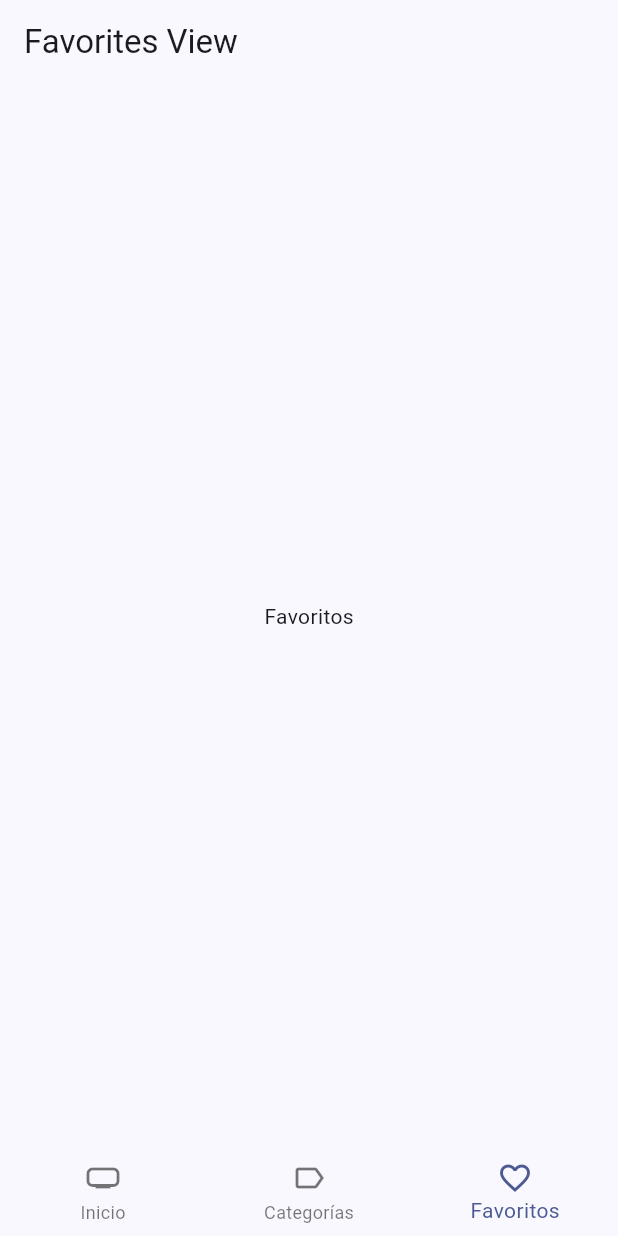
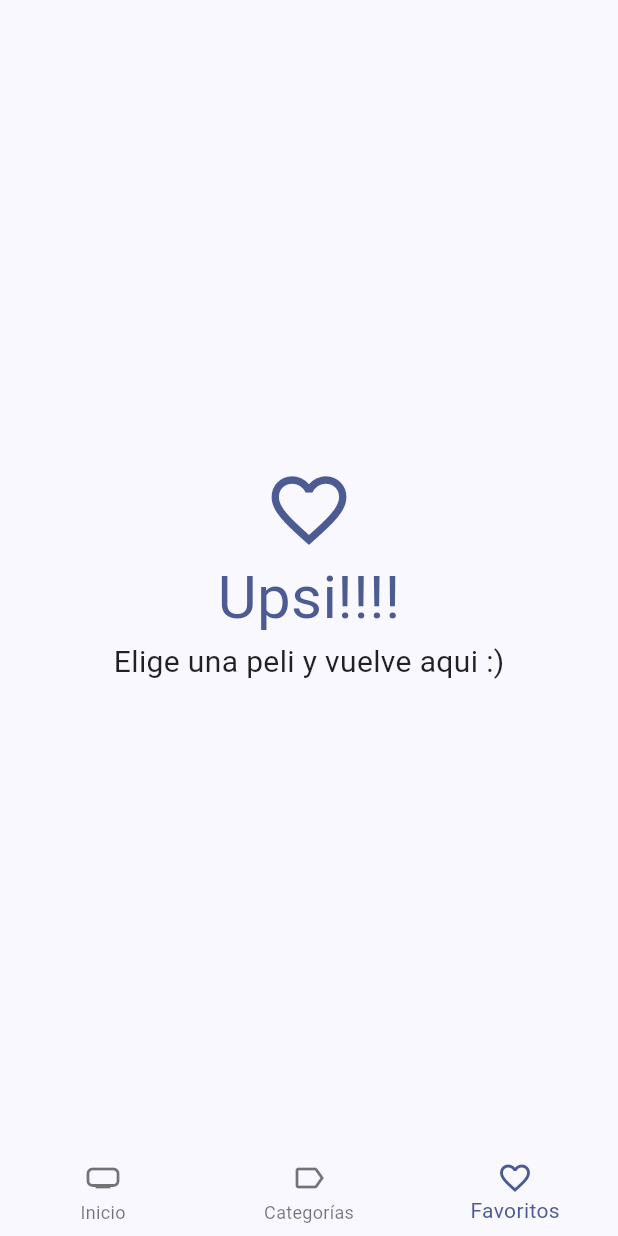
Before and after one commit to TorreFrancisco/Cinemapedia, a Flutter app: the FavoritesView screen opened by its route, on a phone screen of 412 x 824 dp. Run offline on Flutter 3.47's test engine with Material 3 defaults, Android fonts, the phone set to English and light mode, and no system bars; our stand-ins replace animate_do, card_swiper, dio, flutter_dotenv, flutter_riverpod, go_router and 1 more; accounts and stored records are empty; generated files the repository leaves out were written again; network calls fail.

Commit message:
first commit

```diff
--- a/lib/infrastructure/models/moviedb/movie_details.dart
+++ b/lib/infrastructure/models/moviedb/movie_details.dart
@@ -63,7 +63,7 @@ class MovieDetails {
         genres: List<Genre>.from(json["genres"].map((x) => Genre.fromJson(x))),
         homepage: json["homepage"],
         id: json["id"],
-        imdbId: json["imdb_id"],
+        imdbId: json["imdb_id"] ?? '',
         originalLanguage: json["original_language"],
         originalTitle: json["original_title"],
         overview: json["overview"],
--- a/lib/presentation/screens/movies/movie_screen.dart
+++ b/lib/presentation/screens/movies/movie_screen.dart
@@ -207,9 +207,8 @@ class _CustomSliverAppBar extends ConsumerWidget {
         IconButton(
             onPressed: () async {
               await ref
-                  .watch(localStorageRepositoryProvider)
-                  .toggleFavourite(movie); //añadir a favoritos
-
+                  .read(favoriteMoviesProvider.notifier)
+                  .toggleFavorite(movie);
               ref.invalidate(isFavouriteProvider(movie
                   .id)); //<--- se invalida el provider de la linea 209 para que vuelva a validarlo
             },
--- a/lib/presentation/views/home_views/favorites_view.dart
+++ b/lib/presentation/views/home_views/favorites_view.dart
@@ -1,18 +1,70 @@
+import 'package:cinemapedia/presentation/providers/providers.dart';
+import 'package:cinemapedia/presentation/widgets/widgets.dart';
 import 'package:flutter/material.dart';
+import 'package:flutter_riverpod/flutter_riverpod.dart';
 
-
-class FavoritesView extends StatelessWidget {
-
+class FavoritesView extends ConsumerStatefulWidget {
   const FavoritesView({super.key});
 
   @override
+  FavoritesViewState createState() => FavoritesViewState();
+}
+
+//Codigo reutilizable, Lee las peliculas fav provenientes del proveedor,
+//notifica y carga la siguiente lista de peliculas
+class FavoritesViewState extends ConsumerState<FavoritesView> {
+  bool isLastPage = false;
+  bool isLoading = false;
+  @override
+  void initState() {
+    super.initState();
+    ref.read(favoriteMoviesProvider.notifier).loadNextPage();
+  }
+
+  void loadNextPage() async {
+    if (isLoading || isLastPage) return;
+    isLoading == true;
+    final movies =
+        await ref.read(favoriteMoviesProvider.notifier).loadNextPage();
+    isLoading = false;
+    if (movies.isEmpty) {
+      isLastPage = true;
+    }
+  }
+
+//Codigo reutilizable, Mira las peliculas favoritas notificadas anteriormente,
+//verifica el valor de la pelicula y incrementa automaticamente la lista de pelicuals
+  @override
   Widget build(BuildContext context) {
+    final favoriteMovies = ref.watch(favoriteMoviesProvider).values.toList();
+    if (favoriteMovies.isEmpty) {
+      final colors = Theme.of(context).colorScheme;
+      return Center(
+        child: Column(
+          mainAxisAlignment: MainAxisAlignment.center,
+          crossAxisAlignment: CrossAxisAlignment.center,
+          children: [
+            Icon(
+              Icons.favorite_border_sharp,
+              size: 60,
+              color: colors.primary,
+            ),
+            Text(
+              "Upsi!!!!",
+              style: TextStyle(fontSize: 40, color: colors.primary),
+            ),
+            const Text(
+              "Elige una peli y vuelve aqui :)",
+              style: TextStyle(fontSize: 20, color: Colors.black87),
+            ),
+          ],
+        ),
+      );
+    }
     return Scaffold(
-      appBar: AppBar(
-        title: const Text('Favorites View'),
-      ),
-      body: const Center(
-        child: Text('Favoritos'),
+      body: MovieMasonry(
+        movies: favoriteMovies,
+        loadnextPage: loadNextPage,
       ),
     );
   }
--- a/lib/presentation/widgets/widgets.dart
+++ b/lib/presentation/widgets/widgets.dart
@@ -1,5 +1,3 @@
-
-
 export 'movies/movies_slideshow.dart';
 export 'movies/movie_horizontal_listview.dart';
 
@@ -7,3 +5,6 @@ export 'shared/custom_appbar.dart';
 export 'shared/custom_bottom_navigation.dart';
 
 export 'shared/full_screen_loader.dart';
+
+export 'movies/movie_masonry.dart';
+export 'movies/movie_poster_link.dart';
--- a/pubspec.yaml
+++ b/pubspec.yaml
@@ -14,6 +14,7 @@ dependencies:
     sdk: flutter
   flutter_dotenv: ^5.0.2
   flutter_riverpod: ^2.2.0
+  flutter_staggered_grid_view: ^0.7.0
   go_router: ^6.0.9
   intl: ^0.18.0
   isar: ^3.1.0+1
```
Also changed, not shown: lib/config/router/app_router.dart (+5 -22 lines), lib/presentation/providers/storage/favourites_movies_provider.dart (+12 -0 lines), lib/presentation/widgets/movies/movie_masonry.dart (added, +62 -0 lines), lib/presentation/widgets/movies/movie_poster_link.dart (added, +22 -0 lines), pubspec.lock.
